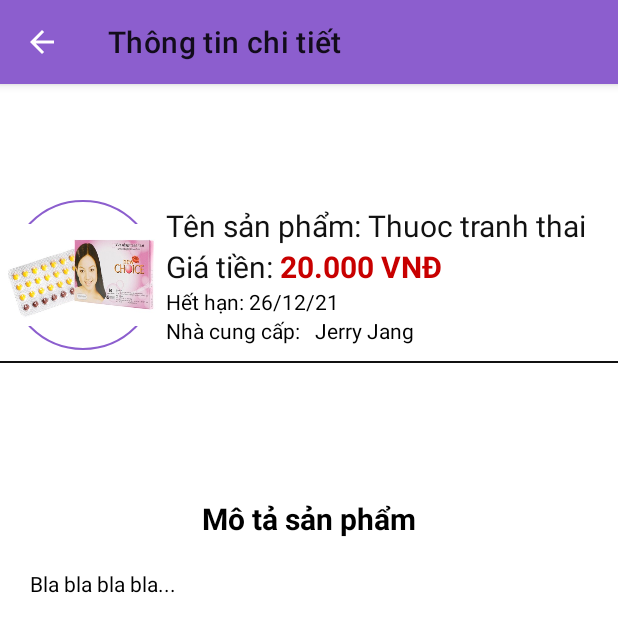
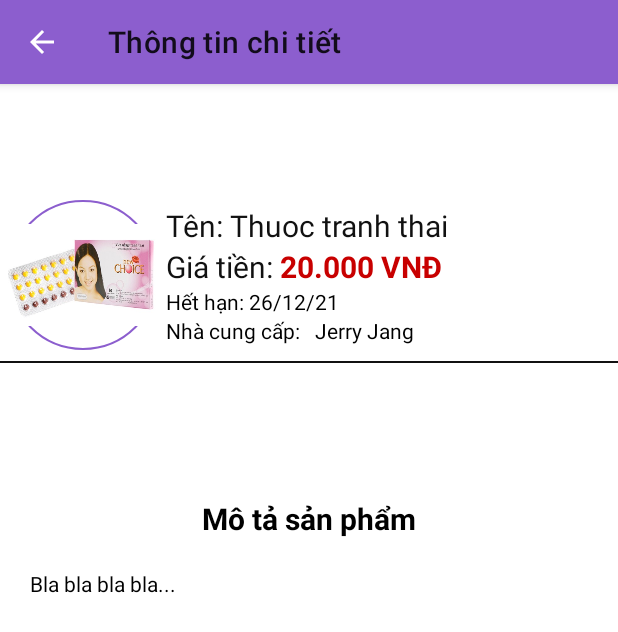
Before and after one commit to arirator120/demopharmacystore, an Android app: the ViewMedicinesActivity screen opened directly, with no data from a screen before it, on a phone screen of 412 x 824 dp. Shown: the top 632 px of the screen. Run offline under Robolectric (Android 15) with nearby library versions, the phone set to English and light mode, and no system bars; our stand-ins replace Firebase (no records; nobody signed in at launch, a user with empty details on screens opened directly).

Commit message:
Ban chot

```diff
--- a/QuanLyQuayThuoc/app/src/main/res/layout/activity_view_edit.xml
+++ b/QuanLyQuayThuoc/app/src/main/res/layout/activity_view_edit.xml
@@ -56,7 +56,7 @@
                             <TextView
                                 android:layout_width="wrap_content"
                                 android:layout_height="match_parent"
-                                android:text="Tên sản phẩm: "
+                                android:text="Tên: "
                                 android:textColor="#111111"
                                 android:textSize="20sp" />
 
--- a/QuanLyQuayThuoc/app/src/main/res/layout/activity_view_medicines.xml
+++ b/QuanLyQuayThuoc/app/src/main/res/layout/activity_view_medicines.xml
@@ -58,7 +58,7 @@
                             <TextView
                                 android:layout_width="wrap_content"
                                 android:layout_height="match_parent"
-                                android:text="Tên sản phẩm: "
+                                android:text="Tên: "
                                 android:textColor="#111111"
                                 android:textSize="20sp" />
 
```
